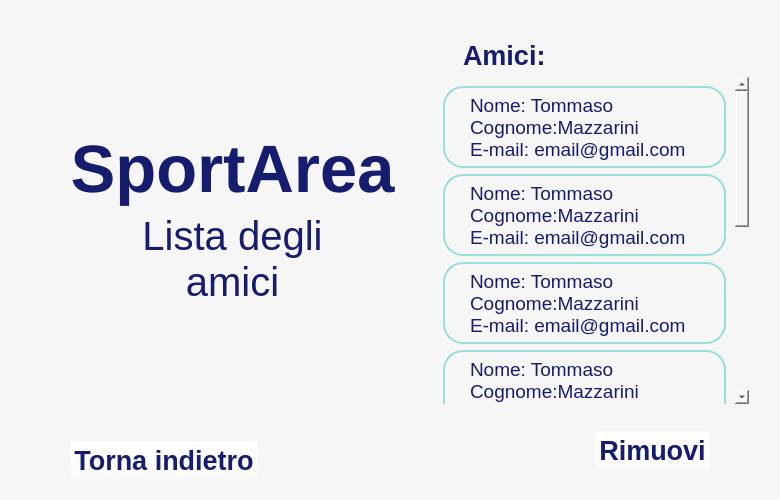
This is UI/SportArea-ListaAmici.ui in NicolaB01/SportArea as Qt 5 draws it before an edit. The edited form follows.
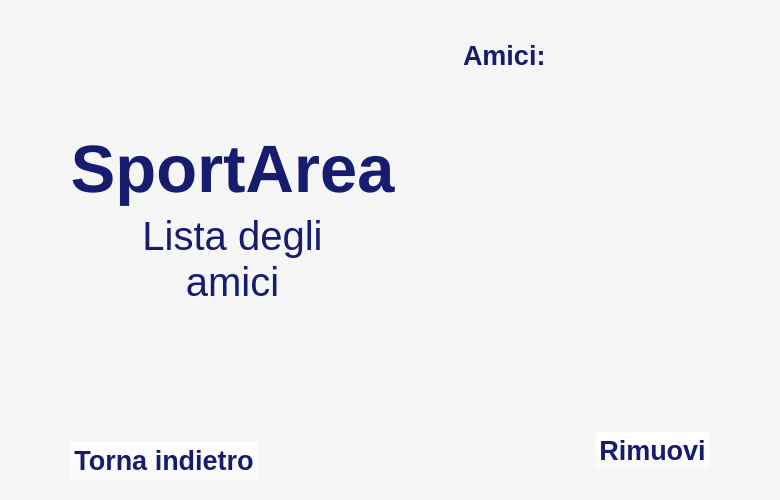
This is the edited form. Icons and pictures are not drawn.

Diff of the .ui file:
```diff
--- a/UI/SportArea-ListaAmici.ui
+++ b/UI/SportArea-ListaAmici.ui
@@ -390,204 +390,11 @@
                 <rect>
                  <x>0</x>
                  <y>0</y>
-                 <width>303</width>
-                 <height>592</height>
+                 <width>318</width>
+                 <height>298</height>
                 </rect>
                </property>
-               <layout class="QVBoxLayout" name="verticalLayout_2">
-                <item>
-                 <widget class="QCheckBox" name="checkBox_amico">
-                  <property name="font">
-                   <font>
-                    <family>Arial</family>
-                    <pointsize>14</pointsize>
-                    <weight>50</weight>
-                    <bold>false</bold>
-                   </font>
-                  </property>
-                  <property name="styleSheet">
-                   <string notr="true">background-color:rgba(255, 255, 255, 0);
-padding:5px;
-border-radius:20px;
-border:2px solid rgb(152, 222, 217);
-color:rgb(22, 29, 111);</string>
-                  </property>
-                  <property name="text">
-                   <string>Nome: Tommaso
-Cognome:Mazzarini
-E-mail: email@gmail.com</string>
-                  </property>
-                 </widget>
-                </item>
-                <item>
-                 <widget class="QCheckBox" name="checkBox_2">
-                  <property name="font">
-                   <font>
-                    <family>Arial</family>
-                    <pointsize>14</pointsize>
-                    <weight>50</weight>
-                    <bold>false</bold>
-                   </font>
-                  </property>
-                  <property name="styleSheet">
-                   <string notr="true">background-color:rgba(255, 255, 255, 0);
-padding:5px;
-border-radius:20px;
-border:2px solid rgb(152, 222, 217);
-color:rgb(22, 29, 111);</string>
-                  </property>
-                  <property name="text">
-                   <string>Nome: Tommaso
-Cognome:Mazzarini
-E-mail: email@gmail.com</string>
-                  </property>
-                 </widget>
-                </item>
-                <item>
-                 <widget class="QCheckBox" name="checkBox_3">
-                  <property name="font">
-                   <font>
-                    <family>Arial</family>
-                    <pointsize>14</pointsize>
-                    <weight>50</weight>
-                    <bold>false</bold>
-                   </font>
-                  </property>
-                  <property name="styleSheet">
-                   <string notr="true">background-color:rgba(255, 255, 255, 0);
-padding:5px;
-border-radius:20px;
-border:2px solid rgb(152, 222, 217);
-color:rgb(22, 29, 111);</string>
-                  </property>
-                  <property name="text">
-                   <string>Nome: Tommaso
-Cognome:Mazzarini
-E-mail: email@gmail.com</string>
-                  </property>
-                 </widget>
-                </item>
-                <item>
-                 <widget class="QCheckBox" name="checkBox_4">
-                  <property name="font">
-                   <font>
-                    <family>Arial</family>
-                    <pointsize>14</pointsize>
-                    <weight>50</weight>
-                    <bold>false</bold>
-                   </font>
-                  </property>
-                  <property name="styleSheet">
-                   <string notr="true">background-color:rgba(255, 255, 255, 0);
-padding:5px;
-border-radius:20px;
-border:2px solid rgb(152, 222, 217);
-color:rgb(22, 29, 111);</string>
-                  </property>
-                  <property name="text">
-                   <string>Nome: Tommaso
-Cognome:Mazzarini
-E-mail: email@gmail.com</string>
-                  </property>
-                 </widget>
-                </item>
-                <item>
-                 <widget class="QCheckBox" name="checkBox_5">
-                  <property name="font">
-                   <font>
-                    <family>Arial</family>
-                    <pointsize>14</pointsize>
-                    <weight>50</weight>
-                    <bold>false</bold>
-                   </font>
-                  </property>
-                  <property name="styleSheet">
-                   <string notr="true">background-color:rgba(255, 255, 255, 0);
-padding:5px;
-border-radius:20px;
-border:2px solid rgb(152, 222, 217);
-color:rgb(22, 29, 111);</string>
-                  </property>
-                  <property name="text">
-                   <string>Nome: Tommaso
-Cognome:Mazzarini
-E-mail: email@gmail.com</string>
-                  </property>
-                 </widget>
-                </item>
-                <item>
-                 <widget class="QCheckBox" name="checkBox_6">
-                  <property name="font">
-                   <font>
-                    <family>Arial</family>
-                    <pointsize>14</pointsize>
-                    <weight>50</weight>
-                    <bold>false</bold>
-                   </font>
-                  </property>
-                  <property name="styleSheet">
-                   <string notr="true">background-color:rgba(255, 255, 255, 0);
-padding:5px;
-border-radius:20px;
-border:2px solid rgb(152, 222, 217);
-color:rgb(22, 29, 111);</string>
-                  </property>
-                  <property name="text">
-                   <string>Nome: Tommaso
-Cognome:Mazzarini
-E-mail: email@gmail.com</string>
-                  </property>
-                 </widget>
-                </item>
-                <item>
-                 <widget class="QCheckBox" name="checkBox_7">
-                  <property name="font">
-                   <font>
-                    <family>Arial</family>
-                    <pointsize>14</pointsize>
-                    <weight>50</weight>
-                    <bold>false</bold>
-                   </font>
-                  </property>
-                  <property name="styleSheet">
-                   <string notr="true">background-color:rgba(255, 255, 255, 0);
-padding:5px;
-border-radius:20px;
-border:2px solid rgb(152, 222, 217);
-color:rgb(22, 29, 111);</string>
-                  </property>
-                  <property name="text">
-                   <string>Nome: Tommaso
-Cognome:Mazzarini
-E-mail: email@gmail.com</string>
-                  </property>
-                 </widget>
-                </item>
-                <item>
-                 <widget class="QCheckBox" name="checkBox_8">
-                  <property name="font">
-                   <font>
-                    <family>Arial</family>
-                    <pointsize>14</pointsize>
-                    <weight>50</weight>
-                    <bold>false</bold>
-                   </font>
-                  </property>
-                  <property name="styleSheet">
-                   <string notr="true">background-color:rgba(255, 255, 255, 0);
-padding:5px;
-border-radius:20px;
-border:2px solid rgb(152, 222, 217);
-color:rgb(22, 29, 111);</string>
-                  </property>
-                  <property name="text">
-                   <string>Nome: Tommaso
-Cognome:Mazzarini
-E-mail: email@gmail.com</string>
-                  </property>
-                 </widget>
-                </item>
-               </layout>
+               <layout class="QVBoxLayout" name="verticalLayout_2"/>
               </widget>
              </widget>
             </item>
```
